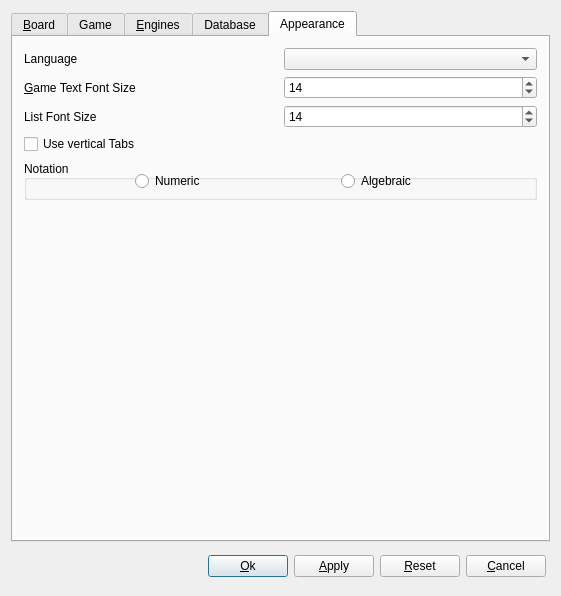
Qt form src/gui/preferences.ui (franzm/shatrabase) before a commit.
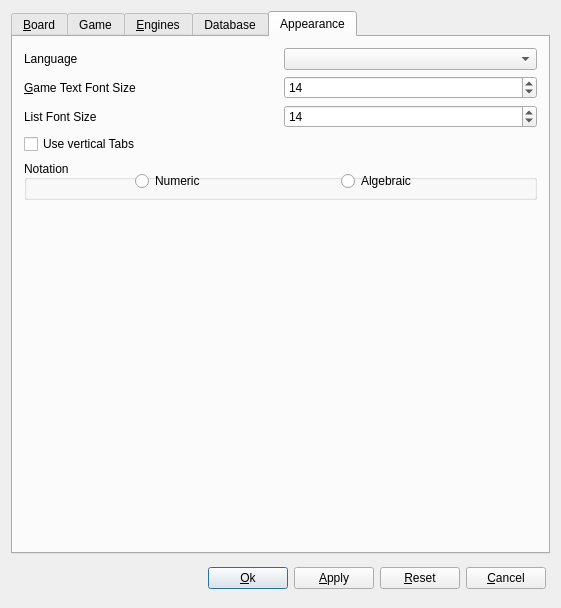
The same form after that commit. The open tabs and pages were chosen to show the change. Custom widgets are drawn as their Qt base class.

Diff of the .ui file:
```diff
--- a/src/gui/preferences.ui
+++ b/src/gui/preferences.ui
@@ -7,7 +7,7 @@
     <x>0</x>
     <y>0</y>
     <width>553</width>
-    <height>596</height>
+    <height>608</height>
    </rect>
   </property>
   <property name="windowTitle">
```
Left out of the diff: 2 changed lines with no effect on the pictures.
